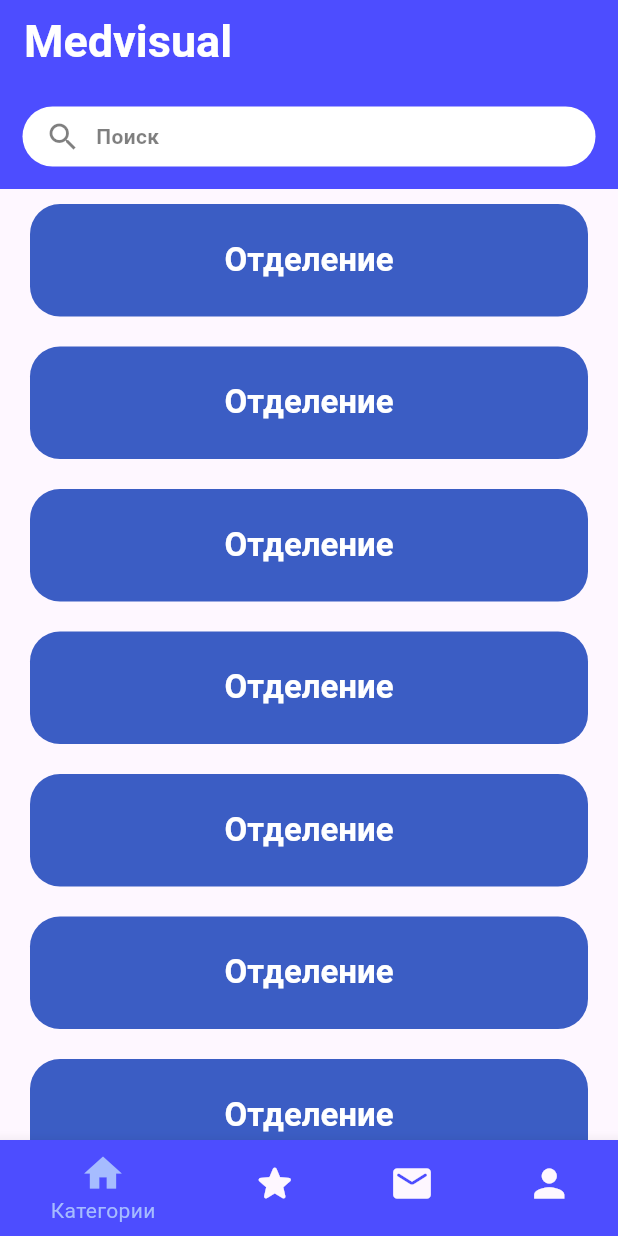
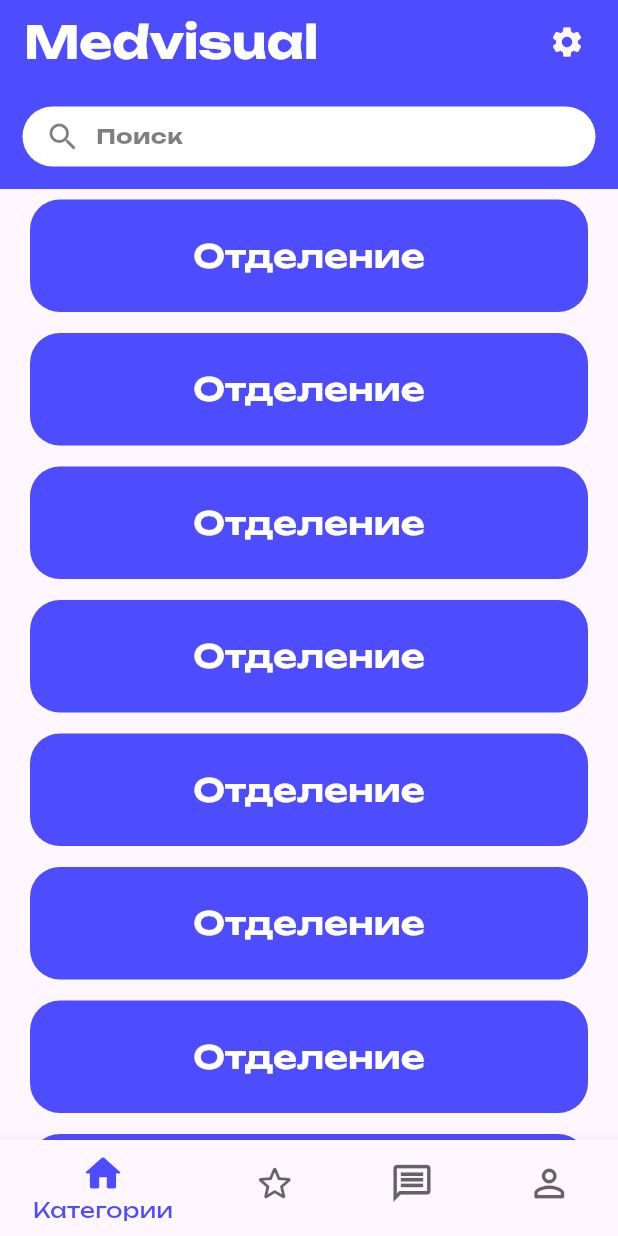
Before and after one commit to medvisual/medvisual-client, a Flutter app: the screen it shows after launch, on a phone screen of 412 x 824 dp. Run offline on Flutter 3.47's test engine with Material 3 defaults, Android fonts, the phone set to English and light mode, and no system bars; our stand-ins replace auto_route, google_fonts.

Commit message:
Changing ui style, created app routing

```diff
--- a/lib/src/app.dart
+++ b/lib/src/app.dart
@@ -1,170 +1,24 @@
 import 'package:flutter/material.dart';
+import 'package:medvisual/src/router/router.dart';
 import 'package:medvisual/src/ui/theme/theme.dart';
 
-class MainApp extends StatelessWidget {
+class MainApp extends StatefulWidget {
   const MainApp({super.key});
 
   @override
-  Widget build(BuildContext context) {
-    return MaterialApp(
-        debugShowCheckedModeBanner: false,
-        theme: AppTheme.lightTheme,
-        darkTheme: AppTheme.darkTheme,
-        themeMode: ThemeMode.system,
-        home: const HomePage());
-  }
+  State<MainApp> createState() => _MainAppState();
 }
 
-class HomePage extends StatelessWidget {
-  const HomePage({
-    super.key,
-  });
-
+class _MainAppState extends State<MainApp> {
+  final _router = AppRouter();
   @override
   Widget build(BuildContext context) {
-    final theme = Theme.of(context);
-    return Scaffold(
-        body: CustomScrollView(
-          slivers: [
-            const CustomAppBar(),
-            SliverList(
-                delegate: SliverChildBuilderDelegate(childCount: 10,
-                    (BuildContext context, int index) {
-              return const BaseListContainer();
-            })),
-          ],
-        ),
-        bottomNavigationBar: const CustomNavigationBar());
-  }
-}
-
-class CustomNavigationBar extends StatefulWidget {
-  const CustomNavigationBar({
-    super.key,
-  });
-
-  @override
-  State<CustomNavigationBar> createState() => _CustomNavigationBarState();
-}
-
-class _CustomNavigationBarState extends State<CustomNavigationBar> {
-  int _selectedIndex = 0;
-
-  @override
-  Widget build(BuildContext context) {
-    final theme = Theme.of(context);
-    return Theme(
-      data: Theme.of(context).copyWith(
-        // sets the background color of the `BottomNavigationBar`
-        canvasColor: theme.primaryColor,
-      ),
-      child: BottomNavigationBar(
-        currentIndex: _selectedIndex,
-        items: const [
-          BottomNavigationBarItem(
-              icon: Icon(Icons.home, size: 30), label: 'Категории'),
-          BottomNavigationBarItem(
-              icon: Icon(Icons.star_rounded, size: 30), label: 'Избранное'),
-          BottomNavigationBarItem(
-              icon: Icon(Icons.mail_rounded, size: 30), label: 'Чаты'),
-          BottomNavigationBarItem(
-              icon: Icon(Icons.person, size: 30), label: 'Профиль'),
-        ],
-        selectedItemColor: const Color.fromARGB(255, 166, 188, 255),
-        onTap: (index) {
-          setState(() {
-            _selectedIndex = index;
-          });
-        },
-      ),
+    return MaterialApp.router(
+      debugShowCheckedModeBanner: false,
+      theme: AppTheme.lightTheme,
+      darkTheme: AppTheme.darkTheme,
+      themeMode: ThemeMode.system,
+      routerConfig: _router.config(),
     );
   }
 }
-
-class BaseListContainer extends StatelessWidget {
-  const BaseListContainer({
-    super.key,
-  });
-  @override
-  Widget build(BuildContext context) {
-    final theme = Theme.of(context);
-    return Container(
-      margin: const EdgeInsets.symmetric(horizontal: 20, vertical: 10),
-      padding: const EdgeInsets.all(20),
-      width: double.infinity,
-      height: 75,
-      decoration: BoxDecoration(
-          color: const Color.fromARGB(255, 59, 93, 196),
-          borderRadius: BorderRadius.circular(20)),
-      child: Center(
-          child: Text(
-        'Отделение',
-        style:
-            theme.textTheme.titleLarge?.copyWith(fontWeight: FontWeight.w600),
-      )),
-    );
-  }
-}
-
-class CustomAppBar extends StatelessWidget {
-  const CustomAppBar({
-    super.key,
-  });
-
-  @override
-  Widget build(BuildContext context) {
-    final theme = Theme.of(context);
-    return SliverAppBar(
-      title: Text(
-        'Medvisual',
-        style: theme.textTheme.titleLarge
-            ?.copyWith(fontWeight: FontWeight.bold, fontSize: 30),
-      ),
-      backgroundColor: theme.primaryColor,
-      surfaceTintColor: Colors.transparent,
-      pinned: true,
-      floating: true,
-      bottom: const PreferredSize(
-        preferredSize: Size(double.infinity, 70),
-        child: SearchWidget(),
-      ),
-    );
-  }
-}
-
-class SearchWidget extends StatelessWidget {
-  const SearchWidget({
-    super.key,
-  });
-
-  @override
-  Widget build(BuildContext context) {
-    final theme = Theme.of(context);
-    return Container(
-      margin: const EdgeInsets.all(15),
-      padding: const EdgeInsets.symmetric(horizontal: 15),
-      width: double.infinity,
-      height: 40,
-      decoration: BoxDecoration(
-        borderRadius: BorderRadius.circular(30),
-        color: Colors.white,
-      ),
-      child: Row(
-        mainAxisSize: MainAxisSize.max,
-        children: [
-          Icon(
-            Icons.search,
-            color: theme.hintColor.withOpacity(0.5),
-          ),
-          const SizedBox(width: 10),
-          Text(
-            'Поиск',
-            style: TextStyle(
-                color: theme.hintColor.withOpacity(0.5),
-                fontWeight: FontWeight.bold),
-          ),
-        ],
-      ),
-    );
-  }
-}
--- /dev/null
+++ b/lib/src/features/categories/categories.dart
@@ -0,0 +1,2 @@
+export 'view/view.dart';
+export 'widgets/widgets.dart';
--- /dev/null
+++ b/lib/src/features/categories/view/categories_screen.dart
@@ -0,0 +1,25 @@
+import 'package:auto_route/auto_route.dart';
+import 'package:flutter/material.dart';
+import 'package:medvisual/src/features/categories/widgets/app_bar.dart';
+import 'package:medvisual/src/ui/widgets/base_list_container.dart';
+
+@RoutePage()
+class CategoriesScreen extends StatelessWidget {
+  const CategoriesScreen({
+    super.key,
+  });
+
+  @override
+  Widget build(BuildContext context) {
+    return CustomScrollView(
+      slivers: [
+        const CustomAppBar(),
+        SliverList(
+            delegate: SliverChildBuilderDelegate(childCount: 10,
+                (BuildContext context, int index) {
+          return const BaseListContainer();
+        })),
+      ],
+    );
+  }
+}
--- /dev/null
+++ b/lib/src/features/categories/view/view.dart
@@ -0,0 +1 @@
+export 'categories_screen.dart';
--- /dev/null
+++ b/lib/src/features/categories/widgets/search_widget.dart
@@ -0,0 +1,39 @@
+import 'package:flutter/material.dart';
+
+class SearchWidget extends StatelessWidget {
+  const SearchWidget({
+    super.key,
+  });
+
+  @override
+  Widget build(BuildContext context) {
+    final theme = Theme.of(context);
+    return Container(
+      margin: const EdgeInsets.all(15),
+      padding: const EdgeInsets.symmetric(horizontal: 15),
+      width: double.infinity,
+      height: 40,
+      decoration: BoxDecoration(
+        borderRadius: BorderRadius.circular(30),
+        color: Colors.white,
+      ),
+      child: Row(
+        mainAxisSize: MainAxisSize.max,
+        children: [
+          Icon(
+            Icons.search,
+            color: theme.hintColor.withOpacity(0.5),
+          ),
+          const SizedBox(width: 10),
+          Text(
+            'Поиск',
+            style: TextStyle(
+              color: theme.hintColor.withOpacity(0.5),
+              fontWeight: FontWeight.bold,
+            ),
+          ),
+        ],
+      ),
+    );
+  }
+}
--- /dev/null
+++ b/lib/src/features/categories/widgets/widgets.dart
@@ -0,0 +1,2 @@
+export 'app_bar.dart';
+export 'search_widget.dart';
--- /dev/null
+++ b/lib/src/features/home/home.dart
@@ -0,0 +1,2 @@
+export 'view/view.dart';
+export 'widgets/widgets.dart';
--- /dev/null
+++ b/lib/src/features/home/view/home_screen.dart
@@ -0,0 +1,32 @@
+import 'package:auto_route/auto_route.dart';
+import 'package:flutter/material.dart';
+import 'package:medvisual/src/features/home/widgets/navigation_bar.dart';
+import 'package:medvisual/src/router/router.dart';
+
+@RoutePage()
+class HomeScreen extends StatelessWidget {
+  const HomeScreen({
+    super.key,
+  });
+
+  @override
+  Widget build(BuildContext context) {
+    return AutoTabsRouter(
+      routes: const [
+        CategoriesRoute(),
+        FavoriteRoute(),
+        ChatRoute(),
+        ProfileRoute()
+      ],
+      builder: (context, child) {
+        final tabsRouter = AutoTabsRouter.of(context);
+        return Scaffold(
+          body: child,
+          bottomNavigationBar: CustomNavigationBar(
+            currentIndex: tabsRouter.activeIndex,
+          ),
+        );
+      },
+    );
+  }
+}
--- /dev/null
+++ b/lib/src/features/home/view/view.dart
@@ -0,0 +1 @@
+export 'home_screen.dart';
--- /dev/null
+++ b/lib/src/features/home/widgets/navigation_bar.dart
@@ -0,0 +1,48 @@
+// ignore_for_file: public_member_api_docs, sort_constructors_first
+import 'package:auto_route/auto_route.dart';
+import 'package:flutter/material.dart';
+
+class CustomNavigationBar extends StatefulWidget {
+  const CustomNavigationBar({
+    super.key,
+    required this.currentIndex,
+  });
+  final int currentIndex;
+
+  @override
+  State<CustomNavigationBar> createState() => _CustomNavigationBarState();
+}
+
+class _CustomNavigationBarState extends State<CustomNavigationBar> {
+  @override
+  Widget build(BuildContext context) {
+    final theme = Theme.of(context);
+    return BottomNavigationBar(
+        currentIndex: widget.currentIndex,
+        items: const [
+          BottomNavigationBarItem(
+              activeIcon: Icon(Icons.home_rounded, size: 30),
+              icon: Icon(Icons.home_outlined, size: 30),
+              label: 'Категории'),
+          BottomNavigationBarItem(
+              icon: Icon(Icons.star_outline_rounded, size: 30),
+              activeIcon: Icon(Icons.star_rounded, size: 30),
+              label: 'Избранное'),
+          BottomNavigationBarItem(
+              activeIcon: Icon(Icons.message_rounded, size: 30),
+              icon: Icon(Icons.message_outlined, size: 30),
+              label: 'Чаты'),
+          BottomNavigationBarItem(
+              activeIcon: Icon(Icons.person_rounded, size: 30),
+              icon: Icon(Icons.person_outline_rounded, size: 30),
+              label: 'Профиль'),
+        ],
+        selectedItemColor: theme.primaryColor,
+        unselectedItemColor: theme.hintColor,
+        onTap: (index) {
+          setState(() {
+            AutoTabsRouter.of(context).setActiveIndex(index);
+          });
+        });
+  }
+}
--- /dev/null
+++ b/lib/src/features/home/widgets/widgets.dart
@@ -0,0 +1 @@
+export 'navigation_bar.dart';
--- /dev/null
+++ b/lib/src/router/router.dart
@@ -0,0 +1,23 @@
+import 'package:auto_route/auto_route.dart';
+import 'package:medvisual/src/features/categories/view/categories_screen.dart';
+import 'package:medvisual/src/features/chats/view/chat_screen.dart';
+import 'package:medvisual/src/features/favorites/view/favorites_screen.dart';
+import 'package:medvisual/src/features/home/view/home_screen.dart';
+import 'package:medvisual/src/features/profile/view/profile_screen.dart';
+import 'package:medvisual/src/features/settings/view/settings_screen.dart';
+
+part 'router.gr.dart';
+
+@AutoRouterConfig()
+class AppRouter extends RootStackRouter {
+  @override
+  List<AutoRoute> get routes => [
+        AutoRoute(page: HomeRoute.page, path: '/', children: [
+          AutoRoute(page: CategoriesRoute.page, path: 'categories'),
+          AutoRoute(page: FavoriteRoute.page, path: 'favorites'),
+          AutoRoute(page: ChatRoute.page, path: 'chats'),
+          AutoRoute(page: ProfileRoute.page, path: 'profile'),
+          AutoRoute(page: SettingsRoute.page, path: 'settings'),
+        ]),
+      ];
+}
--- a/lib/src/ui/theme/theme.dart
+++ b/lib/src/ui/theme/theme.dart
@@ -1,4 +1,5 @@
 import 'package:flutter/material.dart';
+import 'package:google_fonts/google_fonts.dart';
 
 class AppTheme {
   static final colors = [
@@ -16,7 +17,7 @@ class AppTheme {
           bodyLarge: TextStyle(
             color: Colors.white,
           )),
-    fontFamily: 'Unbounded',
-  );
-  static final darkTheme = ThemeData();
+      fontFamily: GoogleFonts.getFont('Unbounded').fontFamily,
+      useMaterial3: true);
+  static final darkTheme = ThemeData(useMaterial3: true);
 }
--- /dev/null
+++ b/lib/src/ui/widgets/base_list_container.dart
@@ -0,0 +1,25 @@
+import 'package:flutter/material.dart';
+
+class BaseListContainer extends StatelessWidget {
+  const BaseListContainer({
+    super.key,
+  });
+  @override
+  Widget build(BuildContext context) {
+    final theme = Theme.of(context);
+    return Container(
+      margin: const EdgeInsets.symmetric(horizontal: 20, vertical: 7),
+      padding: const EdgeInsets.all(20),
+      width: double.infinity,
+      height: 75,
+      decoration: BoxDecoration(
+          color: theme.primaryColor, borderRadius: BorderRadius.circular(20)),
+      child: Center(
+          child: Text(
+        'Отделение',
+        style:
+            theme.textTheme.titleLarge?.copyWith(fontWeight: FontWeight.w600),
+      )),
+    );
+  }
+}
--- a/pubspec.yaml
+++ b/pubspec.yaml
@@ -10,11 +10,15 @@ dependencies:
   flutter:
     sdk: flutter
   image_picker: ^1.1.2
+  google_fonts: ^6.2.1
+  auto_route: ^9.2.2
 
 dev_dependencies:
   flutter_test:
     sdk: flutter
   flutter_lints: ^4.0.0
+  build_runner:
+  auto_route_generator: ^9.0.0
 
 flutter:
   uses-material-design: true
```
Also changed, not shown: lib/src/features/categories/widgets/app_bar.dart (added, +38 -0 lines), lib/src/features/chats/view/chat_screen.dart (added, +12 -0 lines), lib/src/features/favorites/view/favorites_screen.dart (added, +12 -0 lines), lib/src/features/profile/view/profile_screen.dart (added, +12 -0 lines), lib/src/features/settings/view/settings_screen.dart (added, +12 -0 lines), lib/src/router/router.gr.dart (added), 2 other files. Lines whose indentation alone changed are shown as unchanged.
